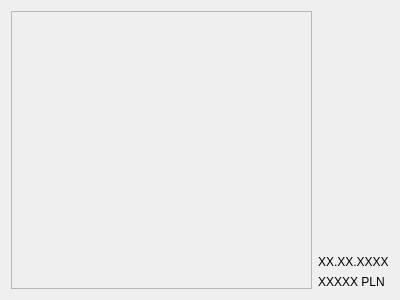
Above: orderhistorydetailswindow.ui from szymon27/xkomx before the change. Below: the same form after it.
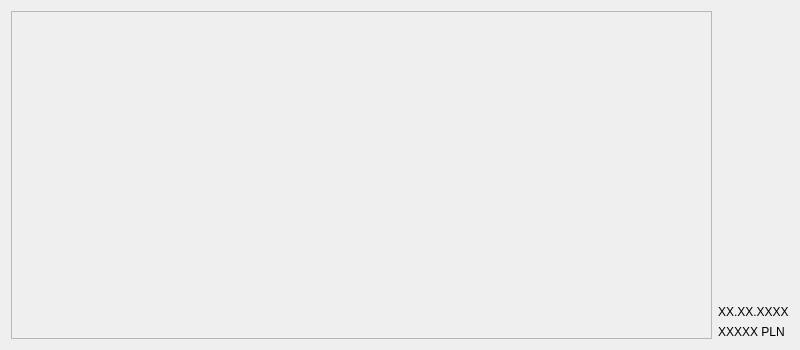
That is the form after the change.

What changed in the file:
```diff
--- a/orderhistorydetailswindow.ui
+++ b/orderhistorydetailswindow.ui
@@ -6,10 +6,22 @@
    <rect>
     <x>0</x>
     <y>0</y>
-    <width>400</width>
-    <height>300</height>
+    <width>800</width>
+    <height>350</height>
    </rect>
   </property>
+  <property name="minimumSize">
+   <size>
+    <width>800</width>
+    <height>350</height>
+   </size>
+  </property>
+  <property name="maximumSize">
+   <size>
+    <width>800</width>
+    <height>350</height>
+   </size>
+  </property>
   <property name="windowTitle">
    <string>XKOMX</string>
   </property>
@@ -24,8 +36,8 @@
        <rect>
         <x>0</x>
         <y>0</y>
-        <width>310</width>
-        <height>280</height>
+        <width>710</width>
+        <height>330</height>
        </rect>
       </property>
       <widget class="QWidget" name="verticalLayoutWidget_2">
```
